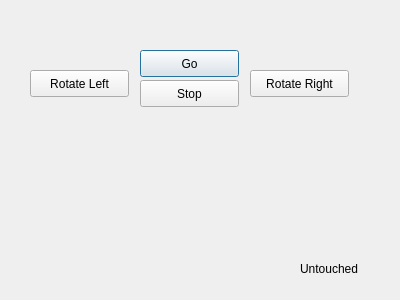
Qt form qt.ui (embedCreativity/PalmettoGUI) before a commit.
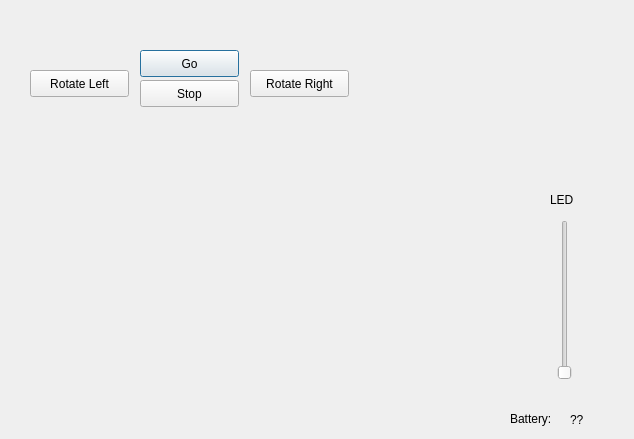
The same form after that commit.

Diff of the .ui file:
```diff
--- a/qt.ui
+++ b/qt.ui
@@ -6,8 +6,8 @@
    <rect>
     <x>0</x>
     <y>0</y>
-    <width>400</width>
-    <height>300</height>
+    <width>634</width>
+    <height>439</height>
    </rect>
   </property>
   <property name="windowTitle">
@@ -55,14 +55,14 @@
   <widget class="QLabel" name="lblFoo">
    <property name="geometry">
     <rect>
-     <x>300</x>
-     <y>260</y>
-     <width>91</width>
-     <height>17</height>
+     <x>570</x>
+     <y>410</y>
+     <width>61</width>
+     <height>20</height>
     </rect>
    </property>
    <property name="text">
-    <string>Untouched</string>
+    <string>??</string>
    </property>
   </widget>
   <widget class="QPushButton" name="pbRotateLeft">
@@ -78,6 +78,48 @@
     <string>Rotate Left</string>
    </property>
   </widget>
+  <widget class="QLabel" name="txtBattery">
+   <property name="geometry">
+    <rect>
+     <x>510</x>
+     <y>410</y>
+     <width>61</width>
+     <height>17</height>
+    </rect>
+   </property>
+   <property name="text">
+    <string>Battery:</string>
+   </property>
+  </widget>
+  <widget class="QSlider" name="sldLED">
+   <property name="geometry">
+    <rect>
+     <x>550</x>
+     <y>220</y>
+     <width>29</width>
+     <height>160</height>
+    </rect>
+   </property>
+   <property name="maximum">
+    <number>1000</number>
+   </property>
+   <property name="orientation">
+    <enum>Qt::Vertical</enum>
+   </property>
+  </widget>
+  <widget class="QLabel" name="txtLED">
+   <property name="geometry">
+    <rect>
+     <x>550</x>
+     <y>190</y>
+     <width>31</width>
+     <height>20</height>
+    </rect>
+   </property>
+   <property name="text">
+    <string>LED</string>
+   </property>
+  </widget>
  </widget>
  <resources/>
  <connections/>
```
Left out of the diff: 2 changed lines with no effect on the pictures.
